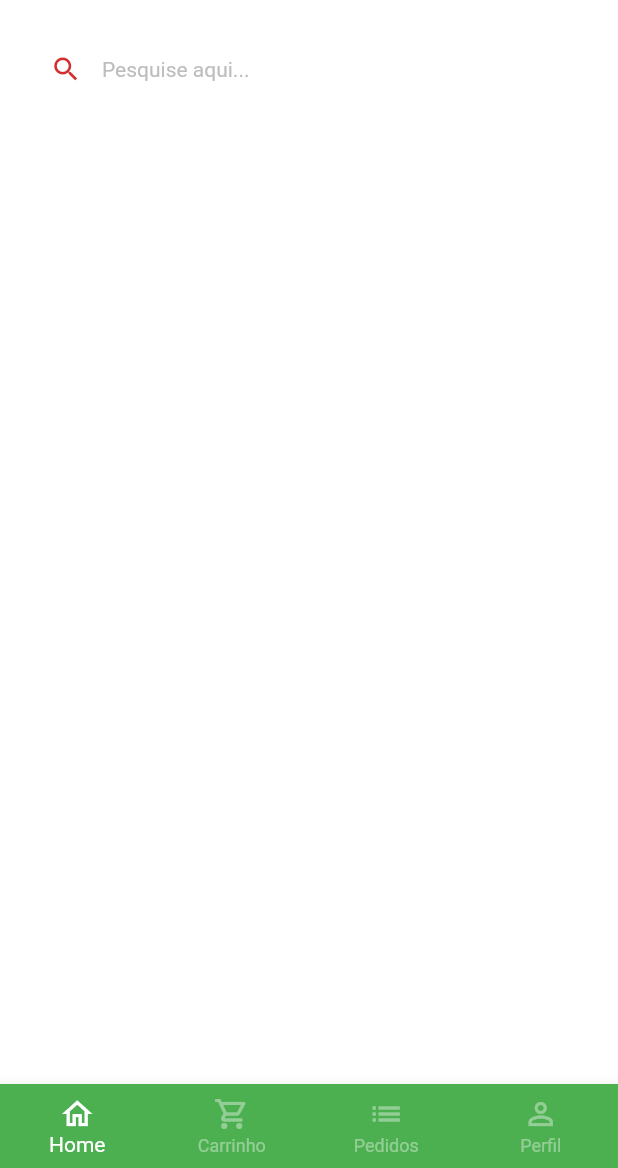
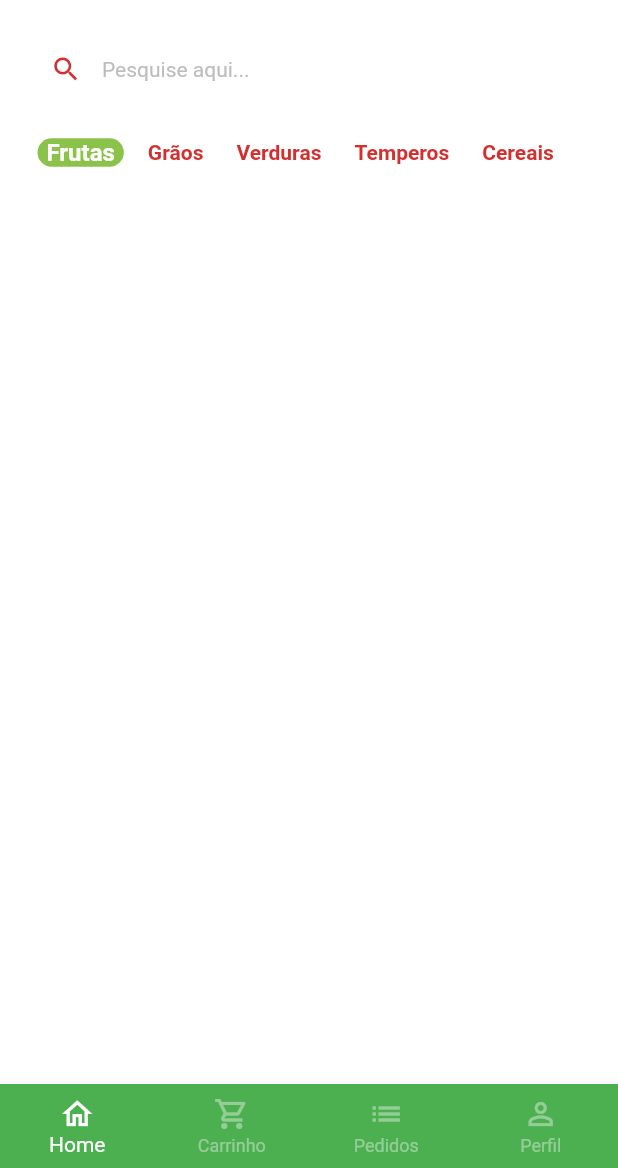
Before and after one commit to Joallisson/greengrocer, a Flutter app: the BaseScreen screen opened directly, on a phone screen of 412 x 824 dp, the part 68-1236 px from its top. Run offline on Flutter 3.47's test engine with Material 2 defaults, Android fonts, the phone set to English and light mode, and no system bars; our stand-ins replace animated_text_kit, mask_text_input_formatter.

Commit message:
21. Seção de categorias

```diff
--- a/lib/src/base/base_screen.dart
+++ b/lib/src/base/base_screen.dart
@@ -19,7 +19,7 @@ class _BaseScreenState extends State<BaseScreen> {
         physics: const NeverScrollableScrollPhysics(),
         controller: pageController,
         children: [
-          const HomeTab(),
+          HomeTab(),
           Container(color: Colors.green,),
           Container(color: Colors.yellow),
           Container(color: Colors.red)
--- /dev/null
+++ b/lib/src/home/components/category_tile.dart
@@ -0,0 +1,40 @@
+import 'package:flutter/material.dart';
+import 'package:greengrocer/src/config/custom_colors.dart';
+
+class CategoryTile extends StatelessWidget {
+  const CategoryTile({
+    required this.category,
+    required this.isSelected,
+    required this.onPressed,
+    super.key,
+  });
+
+  final String category;
+  final bool isSelected;
+  final VoidCallback onPressed;
+
+  @override
+  Widget build(BuildContext context) {
+    return GestureDetector(
+      onTap: onPressed,
+      child: Align(
+        alignment: Alignment.center,
+        child: Container(
+          padding: const EdgeInsets.symmetric(horizontal: 6),
+          decoration: BoxDecoration(
+            borderRadius: BorderRadius.circular(10),
+            color: isSelected ? CustomColors.customSwatchColor : Colors.transparent,
+          ),
+          child: Text(
+            category,
+            style: TextStyle(
+              color: isSelected ? Colors.white : CustomColors.customContrastColor,
+              fontWeight: FontWeight.bold,
+              fontSize: isSelected ? 16 : 14
+            ),
+          ),
+        ),
+      ),
+    );
+  }
+}
--- a/lib/src/home/home_tab.dart
+++ b/lib/src/home/home_tab.dart
@@ -1,53 +1,53 @@
 import 'package:flutter/material.dart';
 import 'package:greengrocer/src/config/custom_colors.dart';
 
-class HomeTab extends StatelessWidget {
-  const HomeTab({super.key});
+import 'components/category_tile.dart';
+
+class HomeTab extends StatefulWidget {
+  HomeTab({super.key});
+
+  @override
+  State<HomeTab> createState() => _HomeTabState();
+}
+
+class _HomeTabState extends State<HomeTab> {
+  String selectedCategory = "Frutas";
+
+  List<String> categories = [
+    "Frutas",
+    "Grãos",
+    "Verduras",
+    "Temperos",
+    "Cereais",
+  ];
 
   @override
   Widget build(BuildContext context) {
     return Scaffold(
-
       //App Bar
       appBar: AppBar(
         backgroundColor: Colors.transparent,
         elevation: 0,
         centerTitle: true,
-        title: Text.rich(
-          TextSpan(
-            style: const TextStyle(fontSize: 30),
-            children: [
+        title:
+            Text.rich(TextSpan(style: const TextStyle(fontSize: 30), children: [
           TextSpan(
               text: "Green",
-                style: TextStyle(
-                  color: CustomColors.customSwatchColor
-                )
-              ),
+              style: TextStyle(color: CustomColors.customSwatchColor)),
           TextSpan(
               text: "grocer",
-                style: TextStyle(
-                  color: CustomColors.customContrastColor
-                )
-              ),
-            ]
-          )
-        ),
+              style: TextStyle(color: CustomColors.customContrastColor)),
+        ])),
         actions: [
           Padding(
-            padding: const EdgeInsets.only(
-              top: 15,
-              right: 15
-            ),
+            padding: const EdgeInsets.only(top: 15, right: 15),
             child: GestureDetector(
-              onTap: (){ },
+              onTap: () {},
               child: Badge(
                 backgroundColor: CustomColors.customContrastColor,
                 label: const Text(
                   "2",
-                  style: TextStyle(
-                    color: Colors.white,
-                    fontSize: 12
-                  ),
+                  style: TextStyle(color: Colors.white, fontSize: 12),
                 ),
                 child: Icon(
                   Icons.shopping_cart,
@@ -59,24 +59,19 @@ class HomeTab extends StatelessWidget {
         ],
       ),
 
-      //Campo de Pesquisa
       body: Column(
         children: [
+          //Campo de Pesquisa
           Padding(
-            padding: const EdgeInsets.symmetric(
-              horizontal: 20,
-              vertical: 10
-            ),
+            padding: const EdgeInsets.symmetric(horizontal: 20, vertical: 10),
             child: TextFormField(
               decoration: InputDecoration(
                   filled: true,
                   fillColor: Colors.white,
                   isDense: true,
                   hintText: "Pesquise aqui...",
-                hintStyle: TextStyle(
-                  color: Colors.grey.shade400,
-                  fontSize: 14
-                ),
+                  hintStyle:
+                      TextStyle(color: Colors.grey.shade400, fontSize: 14),
                   prefixIcon: Icon(
                     Icons.search,
                     color: CustomColors.customContrastColor,
@@ -84,21 +79,37 @@ class HomeTab extends StatelessWidget {
                   ),
                   border: OutlineInputBorder(
                       borderRadius: BorderRadius.circular(60),
-                  borderSide: const BorderSide(
-                    width: 0,
-                    style: BorderStyle.none
-                  )
-                )
+                      borderSide:
+                          const BorderSide(width: 0, style: BorderStyle.none))),
             ),
-            ),
-          )
-        ],
           ),
 
           //Categorias
+          Container(
+            padding: const EdgeInsets.only(left: 25),
+            height: 40,
+            child: ListView.separated(
+                scrollDirection: Axis.horizontal,
+                itemBuilder: (_, index) {
+                  return CategoryTile(
+                    onPressed: () {
+                      setState(() {
+                        selectedCategory = categories[index];
+                      });
+                    },
+                    category: categories[index],
+                    isSelected: categories[index] == selectedCategory,
+                  );
+                },
+                separatorBuilder: (_, index) => const SizedBox(
+                      width: 10,
+                    ),
+                itemCount: categories.length),
+          )
 
           //Grid
-
+        ],
+      ),
     );
   }
 }
```
Lines whose indentation alone changed are shown as unchanged.
